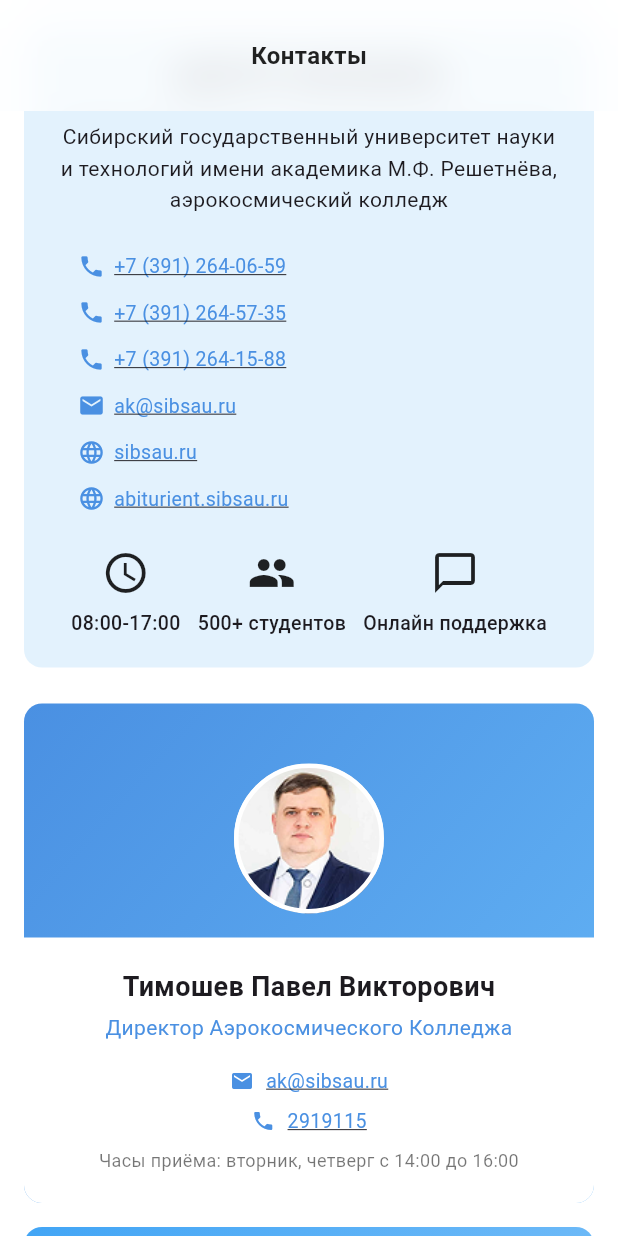
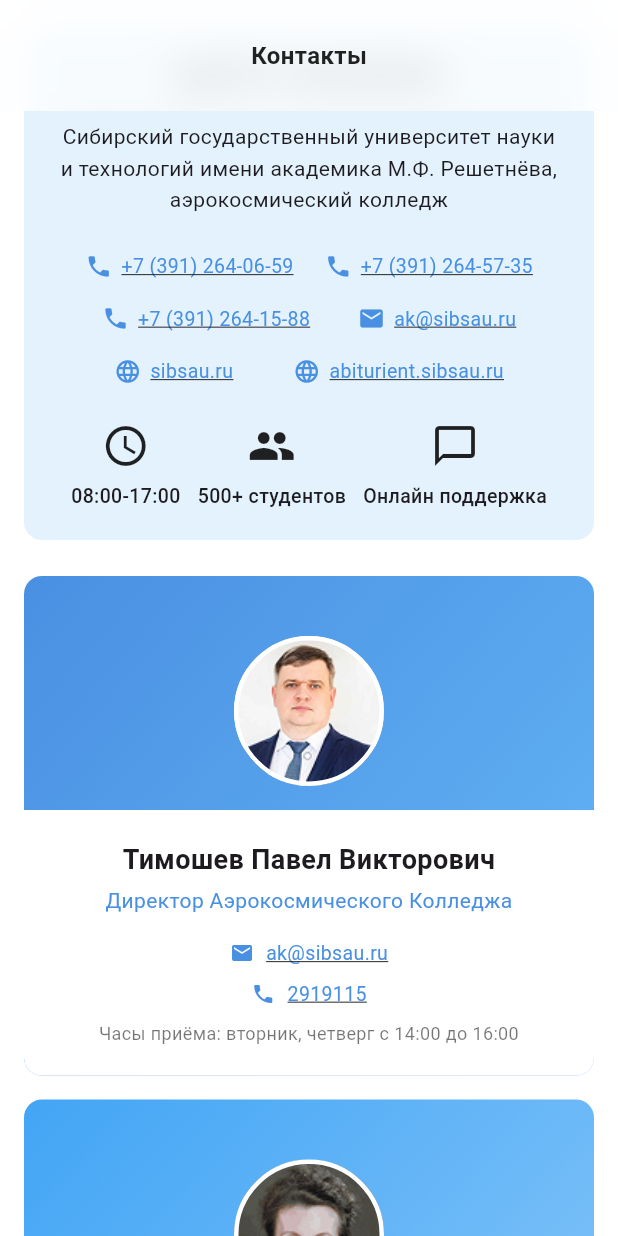
Before and after one commit to ZZZzzz-228/aksibguu, a Flutter app: the GuestContactsScreen screen opened directly, scrolled down 74 dp, on a phone screen of 412 x 824 dp. Run offline on Flutter 3.47's test engine with Material 3 defaults, Android fonts, the phone set to English and light mode, and no system bars; our stand-ins replace file_picker, open_file.

Commit message:
даже не помню

```diff
--- a/lib/screens/guest/guest_contacts_screen.dart
+++ b/lib/screens/guest/guest_contacts_screen.dart
@@ -76,52 +76,52 @@
                         ),
                       ),
                       const SizedBox(height: 24),
-                      // Телефоны, почта, сайты — друг под другом
-                      Align(
-                        alignment: Alignment.centerLeft,
-                        child: Padding(
-                          padding: const EdgeInsets.only(left: 16),
-                          child: Column(
-                            crossAxisAlignment: CrossAxisAlignment.start,
+                      Row(
+                        mainAxisAlignment: MainAxisAlignment.spaceEvenly,
                         children: [
                           _buildContactItem(
                             Icons.phone,
                             '+7 (391) 264-06-59',
                             const Color(0xFF4A90E2),
                           ),
-                              const SizedBox(height: 12),
                           _buildContactItem(
                             Icons.phone,
                             '+7 (391) 264-57-35',
                             const Color(0xFF4A90E2),
                           ),
-                              const SizedBox(height: 12),
+                        ],
+                      ),
+                      const SizedBox(height: 16),
+                      Row(
+                        mainAxisAlignment: MainAxisAlignment.spaceEvenly,
+                        children: [
                           _buildContactItem(
                             Icons.phone,
                             '+7 (391) 264-15-88',
                             const Color(0xFF4A90E2),
                           ),
-                              const SizedBox(height: 12),
                           _buildContactItem(
                             Icons.email,
                             'ak@sibsau.ru',
                             const Color(0xFF4A90E2),
                           ),
-                              const SizedBox(height: 12),
+                        ],
+                      ),
+                      const SizedBox(height: 16),
+                      Row(
+                        mainAxisAlignment: MainAxisAlignment.spaceEvenly,
+                        children: [
                           _buildContactItem(
                             Icons.language,
                             'sibsau.ru',
                             const Color(0xFF4A90E2),
                           ),
-                              const SizedBox(height: 12),
                           _buildContactItem(
                             Icons.language,
                             'abiturient.sibsau.ru',
                             const Color(0xFF4A90E2),
                           ),
                         ],
-                          ),
-                        ),
                       ),
                       const SizedBox(height: 24),
                       // Иконки с информацией
--- a/lib/screens/guest/guest_profile_screen.dart
+++ b/lib/screens/guest/guest_profile_screen.dart
@@ -46,7 +46,7 @@
               // ЛОГОТИП ИЗ ASSETS
               ClipOval(
                 child: Image.asset(
-                  'assets/images/logo.png',
+                  'assets/images/application logo/logo.png',
                   width: 120,
                   height: 120,
                   fit: BoxFit.cover,
--- a/lib/screens/student/student_home_screen.dart
+++ b/lib/screens/student/student_home_screen.dart
@@ -575,9 +575,9 @@
                           builder: (_) => ClipRRect(
                             borderRadius: const BorderRadius.vertical(top: Radius.circular(20)),
                             child: BackdropFilter(
-                              filter: ImageFilter.blur(sigmaX: 15, sigmaY: 15),
+                              filter: ImageFilter.blur(sigmaX: 22, sigmaY: 22),
                               child: Container(
-                                color: Colors.black.withOpacity(0.45),
+                                color: Colors.white.withOpacity(0.30),
                                 padding: const EdgeInsets.all(24),
                                 child: Column(mainAxisSize: MainAxisSize.min, crossAxisAlignment: CrossAxisAlignment.start, children: [
                                   Text(story.title, style: const TextStyle(fontSize: 20, fontWeight: FontWeight.bold, color: Colors.white)),
```
Also changed, not shown: lib/screens/guest/about_college_screen.dart (+37 -14 lines). Lines whose indentation alone changed are shown as unchanged.
